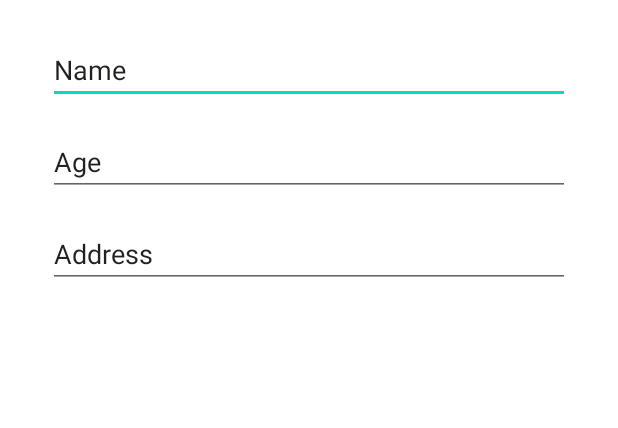
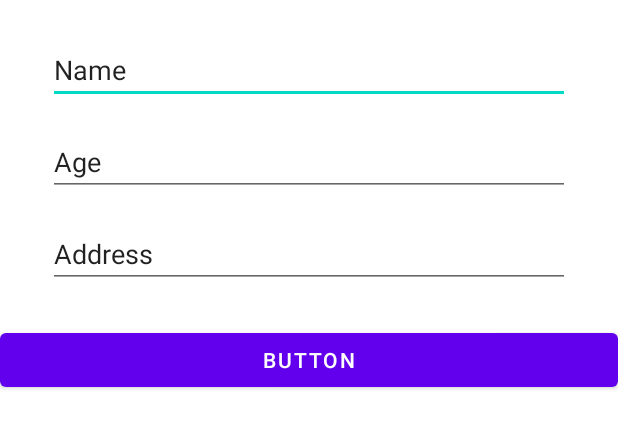
Before and after one commit to iraunit/RoomDatabase, an Android app: the layout fragment_add.xml on its own in the app's theme, with its tools: preview values and no code run, on a phone screen of 412 x 824 dp. Shown: the top 428 px of the screen. Run offline under Robolectric (Android 15) with nearby library versions, the phone set to English and light mode, and no system bars.

```diff
--- a/app/src/main/java/com/shyptsolution/roomdatabase/data/User.kt
+++ b/app/src/main/java/com/shyptsolution/roomdatabase/data/User.kt
@@ -9,6 +9,7 @@ data class User (
     @PrimaryKey(autoGenerate = true)
     val id:Int,
     val firstName:String,
-    val lastName:String,
-    val age:Int
+    val age:Int,
+    val address:String
+
 )
--- a/app/src/main/java/com/shyptsolution/roomdatabase/data/ViewMode.kt
+++ b/app/src/main/java/com/shyptsolution/roomdatabase/data/UserViewModel.kt
@@ -7,7 +7,7 @@ import androidx.lifecycle.viewModelScope
 import kotlinx.coroutines.Dispatchers
 import kotlinx.coroutines.launch
 
-class ViewModel(application: Application):AndroidViewModel(application) {
+ public class UserViewModel(application: Application):AndroidViewModel(application) {
     private val readAllData:LiveData<List<User>>
     private val repository:UserRepo
 
--- a/app/src/main/res/layout/activity_main.xml
+++ b/app/src/main/res/layout/activity_main.xml
@@ -9,7 +9,7 @@
 
 
 
-    <androidx.fragment.app.FragmentContainerView
+    <fragment
         android:id="@+id/nav_host_fragment"
         android:name="androidx.navigation.fragment.NavHostFragment"
         android:layout_width="0dp"
@@ -18,9 +18,9 @@
         app:layout_constraintRight_toRightOf="parent"
         app:layout_constraintTop_toTopOf="parent"
         app:layout_constraintBottom_toBottomOf="parent"
-
         app:defaultNavHost="true"
-        app:navGraph="@navigation/my_nav" />
+        app:navGraph="@navigation/my_nav"
+         />
 
     <TextView
         android:id="@+id/textView"
--- a/app/src/main/res/layout/fragment_add.xml
+++ b/app/src/main/res/layout/fragment_add.xml
@@ -7,7 +7,7 @@
     tools:context=".addFragment">
 
     <EditText
-        android:id="@+id/editTextTextPersonName"
+        android:id="@+id/name"
         android:layout_width="0dp"
         android:layout_height="wrap_content"
         android:layout_marginStart="32dp"
@@ -21,7 +21,7 @@
         app:layout_constraintTop_toTopOf="parent" />
 
     <EditText
-        android:id="@+id/editTextTextPersonName2"
+        android:id="@+id/address"
         android:layout_width="0dp"
         android:layout_height="wrap_content"
         android:layout_marginStart="32dp"
@@ -32,10 +32,10 @@
         android:text="Address"
         app:layout_constraintEnd_toEndOf="parent"
         app:layout_constraintStart_toStartOf="parent"
-        app:layout_constraintTop_toBottomOf="@+id/editTextTextPersonName3" />
+        app:layout_constraintTop_toBottomOf="@+id/age" />
 
     <EditText
-        android:id="@+id/editTextTextPersonName3"
+        android:id="@+id/age"
         android:layout_width="0dp"
         android:layout_height="wrap_content"
         android:layout_marginStart="32dp"
@@ -46,5 +46,15 @@
         android:text="Age"
         app:layout_constraintEnd_toEndOf="parent"
         app:layout_constraintStart_toStartOf="parent"
-        app:layout_constraintTop_toBottomOf="@+id/editTextTextPersonName" />
+        app:layout_constraintTop_toBottomOf="@+id/name" />
+
+    <Button
+        android:id="@+id/addbutton"
+        android:layout_width="0dp"
+        android:layout_height="wrap_content"
+        android:layout_marginTop="24dp"
+        android:text="Button"
+        app:layout_constraintEnd_toEndOf="parent"
+        app:layout_constraintStart_toStartOf="parent"
+        app:layout_constraintTop_toBottomOf="@+id/address" />
 </androidx.constraintlayout.widget.ConstraintLayout>
```
Also changed, not shown: app/build.gradle (+8 -3 lines), app/src/main/java/com/shyptsolution/roomdatabase/ListFragment.kt (renamed from app/src/main/java/com/shyptsolution/roomdatabase/fragments/add/addFragment.kt, +20 -4 lines), app/src/main/java/com/shyptsolution/roomdatabase/MainActivity.kt (+14 -14 lines), app/src/main/java/com/shyptsolution/roomdatabase/addFragment.kt (added, +68 -0 lines), app/src/main/java/com/shyptsolution/roomdatabase/fragments/list/ListFragment.kt (deleted, +0 -51 lines), app/src/main/res/navigation/my_nav.xml (+7 -5 lines).
